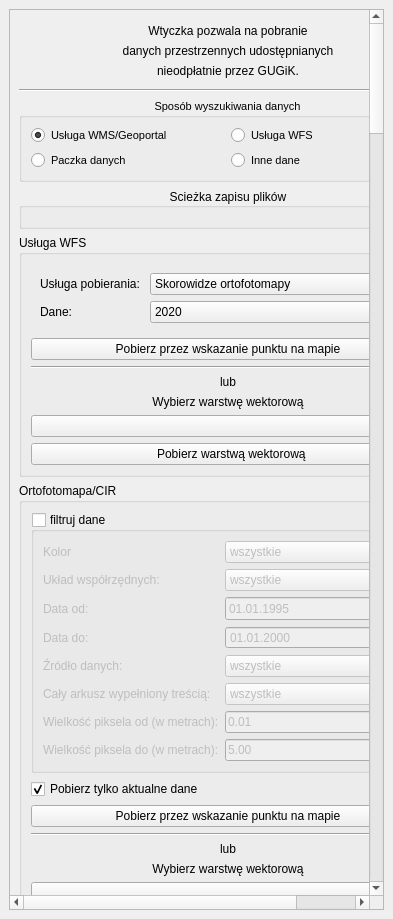
The window that pobieracz_danych_gugik_base.ui (envirosolutionspl/pobieracz_danych_gugik) describes before a commit, drawn with Qt 5.
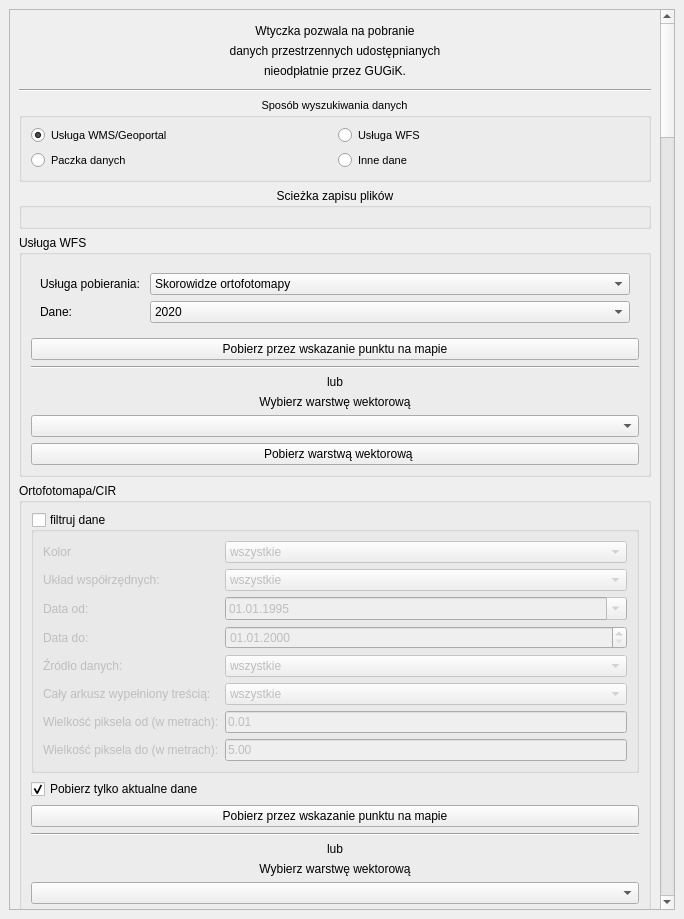
The same window after the commit. Icons and pictures are not drawn. Custom widgets are drawn as their Qt base class.

Commit message: #52 Błąd zosyał poprawiony dla branchu dev

What changed in the file:
```diff
--- a/pobieracz_danych_gugik_base.ui
+++ b/pobieracz_danych_gugik_base.ui
@@ -6,7 +6,7 @@
    <rect>
     <x>0</x>
     <y>0</y>
-    <width>393</width>
+    <width>684</width>
     <height>919</height>
    </rect>
   </property>
@@ -31,8 +31,8 @@
         <rect>
          <x>0</x>
          <y>0</y>
-         <width>373</width>
-         <height>875</height>
+         <width>664</width>
+         <height>877</height>
         </rect>
        </property>
        <layout class="QVBoxLayout" name="verticalLayout_2">
@@ -144,7 +144,7 @@
            <string>Sposób wyszukiwania danych</string>
           </property>
           <property name="alignment">
-           <set>Qt::AlignCenter</set>
+           <set>Qt::AlignHCenter|Qt::AlignTop</set>
           </property>
           <layout class="QHBoxLayout" name="horizontalLayout_6">
            <item>
@@ -203,7 +203,13 @@
            <string>Scieżka zapisu plików</string>
           </property>
           <property name="alignment">
-           <set>Qt::AlignCenter</set>
+           <set>Qt::AlignHCenter|Qt::AlignTop</set>
+          </property>
+          <property name="flat">
+           <bool>false</bool>
+          </property>
+          <property name="checkable">
+           <bool>false</bool>
           </property>
           <layout class="QVBoxLayout" name="verticalLayout_4">
            <item>
@@ -220,6 +226,9 @@
           <property name="title">
            <string>Usługa WFS</string>
           </property>
+          <property name="alignment">
+           <set>Qt::AlignLeading|Qt::AlignLeft|Qt::AlignTop</set>
+          </property>
           <property name="collapsed">
            <bool>true</bool>
           </property>
```
Left out of the diff: 62 changed lines with no effect on the pictures.
